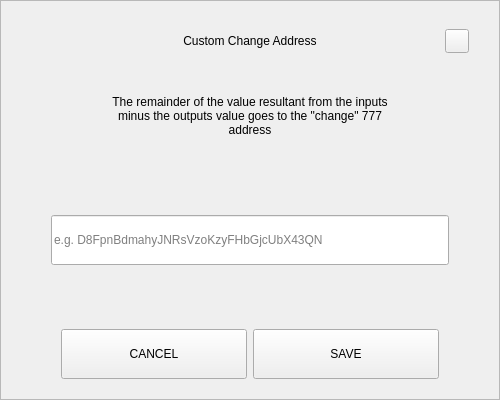
The window that src/qt/pivx/forms/sendchangeaddressdialog.ui (decenomy/DSW) describes before a commit, drawn with Qt 5.
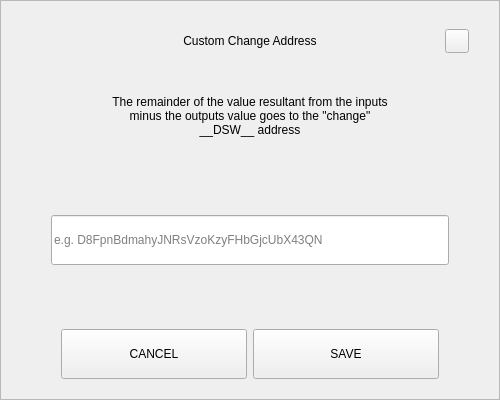
The same window after the commit.

The edit to the form file:
```diff
--- a/src/qt/pivx/forms/sendchangeaddressdialog.ui
+++ b/src/qt/pivx/forms/sendchangeaddressdialog.ui
@@ -164,7 +164,7 @@
          </size>
         </property>
         <property name="text">
-         <string>The remainder of the value resultant from the inputs minus the outputs value goes to the &quot;change&quot; 777 address</string>
+         <string>The remainder of the value resultant from the inputs minus the outputs value goes to the &quot;change&quot; __DSW__ address</string>
         </property>
         <property name="alignment">
          <set>Qt::AlignCenter</set>
```
